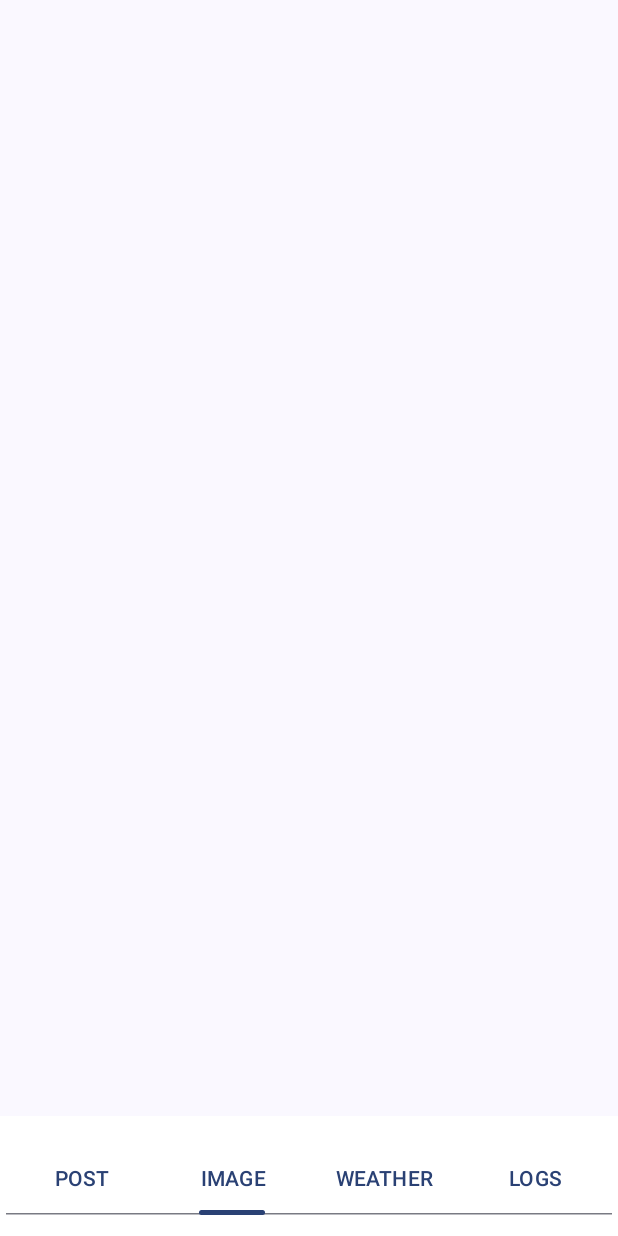
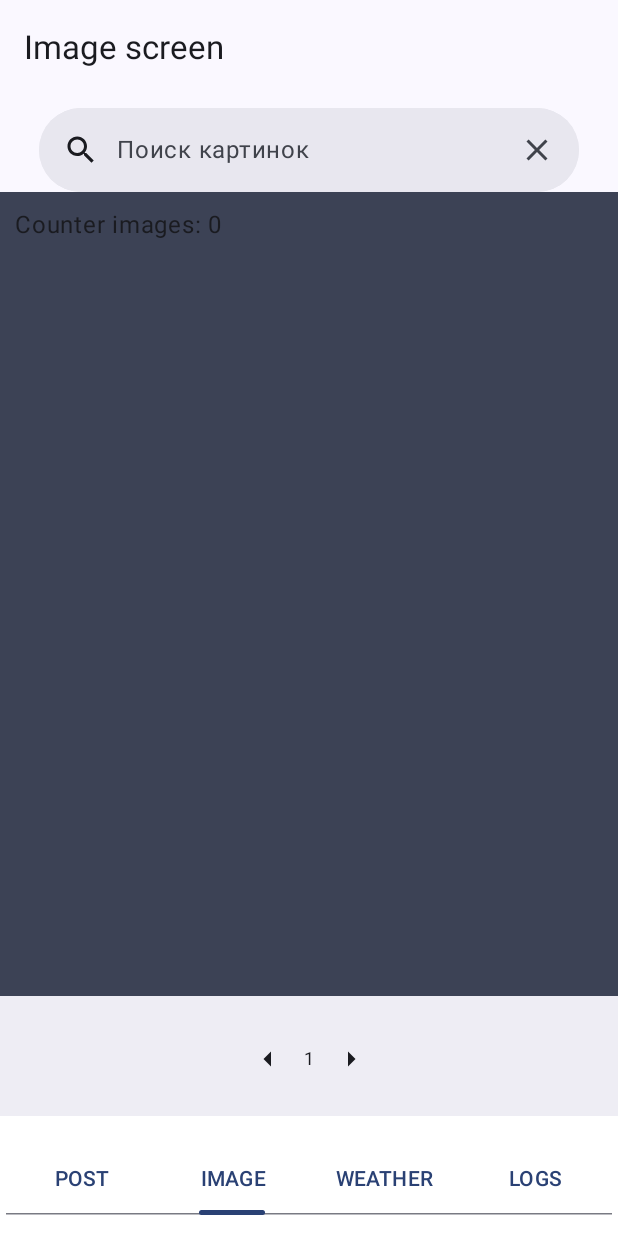
Before and after one commit to Arseniy111-hub/RetrofitLabSandboxApp, an Android app built with Jetpack Compose: the screen it shows after launch (MainActivity), item 2 of the bottom bar chosen, on a phone screen of 412 x 824 dp. Run offline under Robolectric (Android 15) with nearby library versions, the phone set to English and light mode, and no system bars; pictures from the network do not load.

Commit message:
feat(images): complete Stage 4 image search, detail dialog, and arrow pagination. Implement Pixabay image search API with query and page parameters
Add ImageViewModel, ImageState, and ImageIntent in MVI architecture

Implement LazyVerticalStaggeredGrid with Coil AsyncImage loading

Add ImageDetailDialog for enlarged image preview

Add arrow button pagination with boundary checks and page reset

Refactor all Short ID types to Int across codebase

```diff
--- a/app/src/main/java/com/example/retrofitlabsandboxapp/NavigationFolder/Navigaton.kt
+++ b/app/src/main/java/com/example/retrofitlabsandboxapp/NavigationFolder/Navigaton.kt
@@ -10,6 +10,7 @@ import androidx.navigation.compose.composable
 import androidx.navigation.navArgument
 import com.example.retrofitlabsandboxapp.Logs.Tags
 import com.example.retrofitlabsandboxapp.Logs.writeLog
+import com.example.retrofitlabsandboxapp.ScreensFolder.Image
 import com.example.retrofitlabsandboxapp.ScreensFolder.LogsScreen
 import com.example.retrofitlabsandboxapp.ScreensFolder.PostScreens.FullScreenPost
 import com.example.retrofitlabsandboxapp.ScreensFolder.PostScreens.Post
@@ -27,7 +28,8 @@ fun Navigation(
     navController: NavHostController
 
 ) {
-    val ps = postViewModel.postState.collectAsStateWithLifecycle()
+    val postState = postViewModel.state.collectAsStateWithLifecycle()
+    val imageState = imageViewModel.state.collectAsStateWithLifecycle()
 
     NavHost(
         navController = navController,
@@ -42,7 +44,7 @@ fun Navigation(
 
             Post(
                 onIntent = { intent -> postViewModel.onIntent(intent) },
-                state = ps.value,
+                state = postState.value,
                 onBack = { navController.popBackStack() },
                 onFullScreen = { id ->
                     navController.navigate(
@@ -74,7 +76,7 @@ fun Navigation(
             FullScreenPost(
                 postId = postId,
                 onIntent = { intent -> postViewModel.onIntent(intent) },
-                state = ps.value,
+                state = postState.value,
                 onBack = {
                     navController.popBackStack()
                     postViewModel.onIntent(PostIntent.UpdateErrorMessage(""))
@@ -84,7 +86,12 @@ fun Navigation(
         composable(
             route = Screens.Image.route
         ) {
-            // Image()
+            Image(
+                state = imageState.value,
+                onIntent = { imageIntent ->
+                    imageViewModel.onIntent(imageIntent)
+                }
+            )
         }
         composable(
             route = Screens.Weather.route
@@ -97,7 +104,7 @@ fun Navigation(
             LogsScreen(
                 onBack = { navController.popBackStack() },
                 onIntent = { postViewModel.onIntent(it) },
-                state = ps.value
+                state = postState.value
             )
         }
 
--- a/app/src/main/java/com/example/retrofitlabsandboxapp/RetrofidFolder/image/ImageApi.kt
+++ b/app/src/main/java/com/example/retrofitlabsandboxapp/RetrofidFolder/image/ImageApi.kt
@@ -13,6 +13,7 @@ interface ImageApi {
     suspend fun searchImages(
         @Query("q") query: String,
         @Query("key") key: String = BuildConfig.PIXABAY_API_KEY,
-        @Query("image_type") imageType: String = "photo"
+        @Query("image_type") imageType: String = "photo",
+        @Query("page") pageNum: Int = 1
     ): Response<PixabayWrapper>
 }
--- a/app/src/main/java/com/example/retrofitlabsandboxapp/ScreensFolder/Image.kt
+++ b/app/src/main/java/com/example/retrofitlabsandboxapp/ScreensFolder/Image.kt
@@ -1,10 +1,30 @@
 package com.example.retrofitlabsandboxapp.ScreensFolder
 
 import android.annotation.SuppressLint
+import androidx.compose.foundation.background
+import androidx.compose.foundation.clickable
+import androidx.compose.foundation.layout.Arrangement
 import androidx.compose.foundation.layout.Box
 import androidx.compose.foundation.layout.Column
+import androidx.compose.foundation.layout.Row
+import androidx.compose.foundation.layout.fillMaxSize
+import androidx.compose.foundation.layout.fillMaxWidth
 import androidx.compose.foundation.layout.padding
+import androidx.compose.foundation.layout.size
+import androidx.compose.foundation.lazy.staggeredgrid.LazyVerticalStaggeredGrid
+import androidx.compose.foundation.lazy.staggeredgrid.StaggeredGridCells
+import androidx.compose.foundation.lazy.staggeredgrid.items
+import androidx.compose.material.icons.Icons
+import androidx.compose.material.icons.automirrored.filled.ArrowLeft
+import androidx.compose.material.icons.automirrored.filled.ArrowRight
+import androidx.compose.material.icons.filled.Clear
+import androidx.compose.material.icons.filled.Search
+import androidx.compose.material3.BottomAppBar
+import androidx.compose.material3.CircularProgressIndicator
 import androidx.compose.material3.ExperimentalMaterial3Api
+import androidx.compose.material3.Icon
+import androidx.compose.material3.IconButton
+import androidx.compose.material3.MaterialTheme
 import androidx.compose.material3.Scaffold
 import androidx.compose.material3.SearchBar
 import androidx.compose.material3.SearchBarDefaults
@@ -17,6 +37,11 @@ import androidx.compose.runtime.saveable.rememberSaveable
 import androidx.compose.runtime.setValue
 import androidx.compose.ui.Alignment
 import androidx.compose.ui.Modifier
+import androidx.compose.ui.unit.dp
+import androidx.compose.ui.unit.sp
+import coil.compose.AsyncImage
+import com.example.retrofitlabsandboxapp.Logs.Tags
+import com.example.retrofitlabsandboxapp.Logs.writeLog
 import com.example.retrofitlabsandboxapp.mvi.image.ImageIntent
 import com.example.retrofitlabsandboxapp.mvi.image.ImageState
 
@@ -28,6 +53,20 @@ fun Image(
     state: ImageState,
     onIntent: (ImageIntent) -> Unit
 ) {
+    //var isActiveDialog by rememberSaveable{ mutableStateOf(false) }
+
+    if (state.image != null) {
+        ImageDetailDialog(
+            image = state.image,
+            onDismiss = {
+                onIntent(ImageIntent.CloseImage)
+            }
+        )
+    }
+
+
+
+
 
     Scaffold(
         topBar = {
@@ -36,10 +75,78 @@ fun Image(
                     Text("Image screen")
                 }
             )
+        },
+        bottomBar = {
+            BottomAppBar(
+                modifier = Modifier.fillMaxWidth()
+            ) {
+                Row(
+                    modifier = Modifier.fillMaxWidth(),
+                    horizontalArrangement = Arrangement.Center,
+                    verticalAlignment = Alignment.CenterVertically
+                ) {
+                    Row(
+                        horizontalArrangement = Arrangement.Center,
+                        verticalAlignment = Alignment.CenterVertically
+                    ) {
+                        IconButton(
+                            onClick = {
+                                onIntent(ImageIntent.PrevPage(state.currentPage))
+                            }
+                        ) {
+                            Icon(
+                                Icons.AutoMirrored.Filled.ArrowLeft,
+                                "prev page icon"
+                            )
+                        }
+                        Text(
+                            "${state.currentPage}",
+                            fontSize = 12.sp
+                        )
+                    }
+//                    Column(
+//                        verticalArrangement = Arrangement.Center,
+//                        horizontalAlignment = Alignment.CenterHorizontally
+//                    ){
+////                        TextField(
+////                            value = state.currentPage.toString(),
+////                            onValueChange = { page -> onIntent(ImageIntent.ManualPageInput(page))}
+////                        )
+//                        Text(
+//                            "${state.currentPage}",
+//                            fontSize = 12.sp
+//                        )
+//                    }
+                    Column(
+                        verticalArrangement = Arrangement.Center,
+                        horizontalAlignment = Alignment.CenterHorizontally
+                    ) {
+                        IconButton(
+                            onClick = {
+                                onIntent(ImageIntent.NextPage(state.currentPage))
+                            }
+                        ) {
+                            Icon(
+                                Icons.AutoMirrored.Filled.ArrowRight,
+                                "next page icon"
+                            )
+                        }
+//                        Text(
+//                            "${state.currentPage + 1}",
+//                            fontSize = 12.sp
+//
+//                        )
+                    }
+                }
+            }
         }
     ) { paddingValues ->
+
         Column(
-            modifier = modifier.padding(paddingValues)
+            modifier = modifier
+                .fillMaxSize()
+                .padding(paddingValues),
+            horizontalAlignment = Alignment.CenterHorizontally
         ) {
             Box(
                 contentAlignment = Alignment.TopCenter
@@ -57,7 +164,34 @@ fun Image(
                             },
                             expanded = expandedSearchBarState,
                             onExpandedChange = { expandedSearchBarState = it },
-                            placeholder = { Text("Поиск картинок") }
+                            placeholder = { Text("Поиск картинок") },
+                            leadingIcon = {
+                                IconButton(
+                                    onClick = {
+                                        onIntent(ImageIntent.OnSearchQuery(state.query))
+                                        expandedSearchBarState = false
+                                    }
+                                ) {
+                                    Icon(
+                                        Icons.Default.Search,
+                                        "Search icon"
+                                    )
+                                }
+
+                            },
+                            trailingIcon = {
+                                IconButton(
+                                    onClick = {
+                                        onIntent(ImageIntent.UpdateQuery(""))
+                                    }
+                                ) {
+                                    Icon(
+                                        Icons.Default.Clear,
+                                        "Clear all text"
+                                    )
+
+                                }
+                            }
                         )
                     },
                     onExpandedChange = { expandedSearchBarState = it },
@@ -66,6 +200,89 @@ fun Image(
                     }
                 )
             }
+
+            if (state.error.isNotEmpty()) {
+                Column(
+                    horizontalAlignment = Alignment.CenterHorizontally,
+                    verticalArrangement = Arrangement.Center,
+                    modifier = Modifier.padding(bottom = 10.dp)
+                ) {
+                    Box {
+                        Icon(
+                            Icons.Default.Search,
+                            "Search icon",
+                            modifier = Modifier.size(50.dp)
+                        )
+                    }
+                    Box {
+                        Text(
+                            state.error
+                        )
+                    }
+
+                }
+
+            }
+
+
+            Box(
+                modifier = Modifier
+                    .fillMaxSize()
+                    .background(MaterialTheme.colorScheme.secondary)
+                    .padding(10.dp),
+
+                ) {
+                Text(
+                    "Counter images: " + state.images.size.toString()
+                )
+                if (state.isLoading) {
+                    Box(
+                        contentAlignment = Alignment.Center
+                    ) {
+                        CircularProgressIndicator(
+                            modifier = Modifier.size(70.dp),
+                            color = MaterialTheme.colorScheme.primary,
+                            trackColor = MaterialTheme.colorScheme.secondary
+                        )
+                    }
+                }
+
+
+                LazyVerticalStaggeredGrid(
+                    columns = StaggeredGridCells.Adaptive(160.dp),
+                    horizontalArrangement = Arrangement.spacedBy(6.dp),
+                    verticalItemSpacing = 6.dp
+                ) {
+
+                    items(state.images, key = { it.id }) { image ->
+                        Box(
+                            modifier = Modifier
+                                .animateItem()
+                                .clickable(
+                                    onClick = {
+                                        onIntent(ImageIntent.SelectImage(image))
+
+
+                                    }
+                                )
+
+
+                        ) {
+                            AsyncImage(
+                                modifier = Modifier.fillMaxSize(),
+                                model = image.webFormatURL,
+                                contentDescription = "Each url",
+                                onError = { error ->
+                                    writeLog(
+                                        "${error.result.throwable.message}",
+                                        Tags.IMAGE_VIEWMODEL
+                                    )
+                                }
+                            )
+                        }
+                    }
+                }
+            }
         }
     }
 }
--- a/app/src/main/java/com/example/retrofitlabsandboxapp/mvi/image/ImageIntent.kt
+++ b/app/src/main/java/com/example/retrofitlabsandboxapp/mvi/image/ImageIntent.kt
@@ -7,4 +7,7 @@ sealed interface ImageIntent {
     data class OnSearchQuery(val query: String) : ImageIntent
     data class SelectImage(val image: PixabayImage) : ImageIntent
     object CloseImage : ImageIntent
+    data class NextPage(val currentPage: Int) : ImageIntent
+    data class PrevPage(val currentPage: Int) : ImageIntent
+    data class ManualPageInput(val currentPage: Int) : ImageIntent
 }
--- a/app/src/main/java/com/example/retrofitlabsandboxapp/mvi/image/ImageState.kt
+++ b/app/src/main/java/com/example/retrofitlabsandboxapp/mvi/image/ImageState.kt
@@ -10,5 +10,5 @@ data class ImageState(
     val error: String = "",
     val images: List<PixabayImage> = emptyList(),
     val isEmptySearch: Boolean = false,
-
+    val currentPage: Int = 1
 )
--- a/app/src/main/java/com/example/retrofitlabsandboxapp/mvi/post/PostViewModel.kt
+++ b/app/src/main/java/com/example/retrofitlabsandboxapp/mvi/post/PostViewModel.kt
@@ -27,7 +27,7 @@ class PostViewModel : ViewModel() {
     private var filteredPostsJob: Job? = null
     private var openPostJob: Job? = null
     private val _postState = MutableStateFlow(PostState())
-    val postState = _postState.asStateFlow()
+    val state = _postState.asStateFlow()
 //    private val _postsState = MutableStateFlow(emptyList<PostObject>())
 //        val postsState = _postState.asStateFlow()
 
--- a/app/src/main/java/com/example/retrofitlabsandboxapp/ui/theme/Theme.kt
+++ b/app/src/main/java/com/example/retrofitlabsandboxapp/ui/theme/Theme.kt
@@ -23,9 +23,10 @@ private val LightColorScheme = lightColorScheme(
     tertiary = Pink40,
 
 
+
     background = Color(0xFFFFFBFE),
     surface = Color(0xFFFFFBFE),
-    onPrimary = Color.White,
+    onPrimary = Color.LightGray,
     onSecondary = Color.White,
     onTertiary = Color.White,
     onBackground = Color(0xFF1C1B1F),
```
Also changed, not shown: app/src/main/java/com/example/retrofitlabsandboxapp/mvi/image/ImageViewModel.kt (+93 -17 lines).
